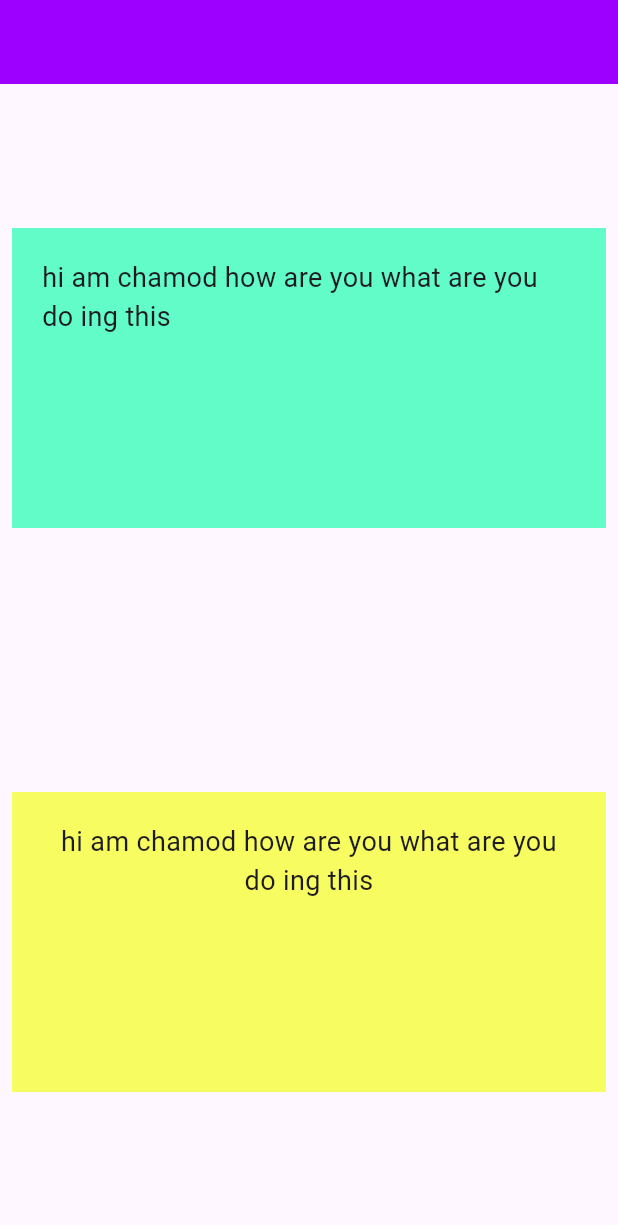
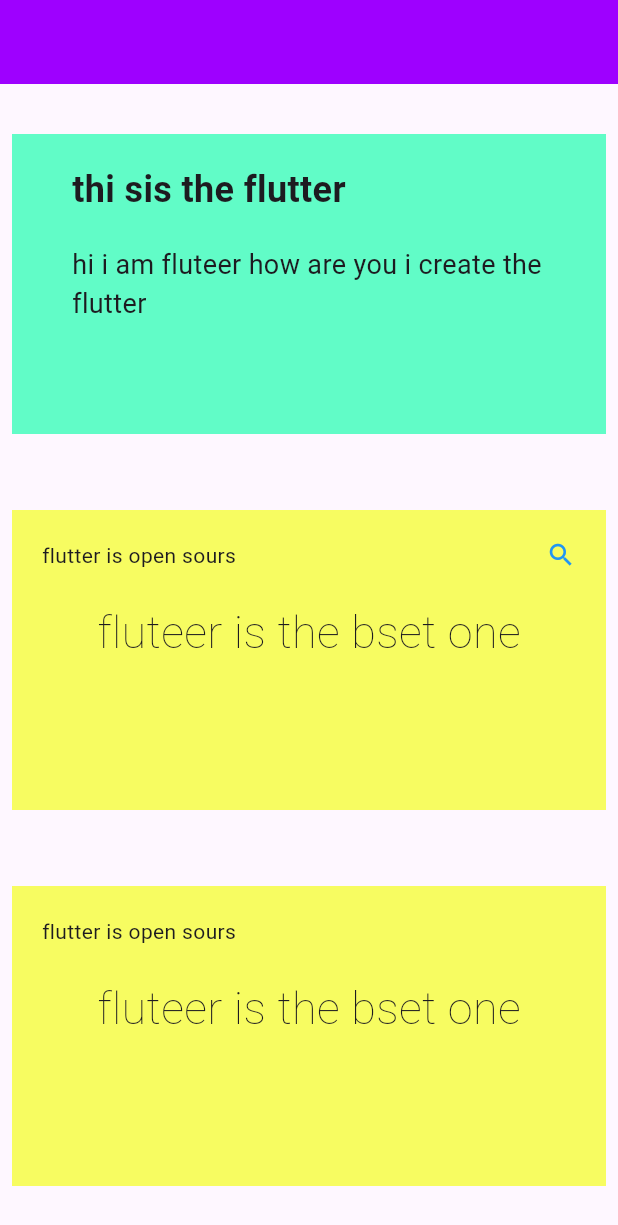
Before and after one commit to ChamodMullegama/flutter_2, a Flutter app: the screen it shows after launch, on a phone screen of 412 x 824 dp. Shown: the top 1225 px of the screen. Run offline on Flutter 3.47's test engine with Material 3 defaults, Android fonts, the light colour scheme and no system bars.

Commit message:
add 6 layout

```diff
--- a/lib/main.dart
+++ b/lib/main.dart
@@ -456,7 +456,61 @@
 
 // layout 5
 
-import 'dart:nativewrappers/_internal/vm/lib/ffi_native_type_patch.dart';
+// import 'dart:nativewrappers/_internal/vm/lib/ffi_native_type_patch.dart';
+
+// import 'package:flutter/material.dart';
+
+// void main() {
+//   runApp(myapp());
+// }
+
+// class myapp extends StatelessWidget {
+//   const myapp({super.key});
+
+//   @override
+//   Widget build(BuildContext context) {
+//     return MaterialApp(
+//       debugShowCheckedModeBanner: false,
+//       title: "flutter app",
+//       home: Scaffold(
+//         appBar: AppBar(
+//           backgroundColor: const Color(0xff9E00FF),
+//         ),
+//         body: Padding(
+//           padding: const EdgeInsets.all(8.0),
+//           child: Column(
+//             mainAxisAlignment: MainAxisAlignment.spaceAround,
+//             children: [
+//               Container(
+//                 padding: const EdgeInsets.all(20),
+//                 width: double.infinity,
+//                 height: 200,
+//                 color: const Color(0xff9e00ffa5),
+//                 child: const Text(
+//                   "hi am chamod how are you what are you do ing this",
+//                   style: TextStyle(fontSize: 18),
+//                 ),
+//               ),
+//               Container(
+//                 padding: const EdgeInsets.all(20),
+//                 width: double.infinity,
+//                 height: 200,
+//                 color: const Color.fromARGB(158, 242, 255, 0),
+//                 child: const Text(
+//                   "hi am chamod how are you what are you do ing this",
+//                   style: TextStyle(fontSize: 18),
+//                   textAlign: TextAlign.center,
+//                 ),
+//               )
+//             ],
+//           ),
+//         ),
+//       ),
+//     );
+//   }
+// }
+
+// layout 6
 
 import 'package:flutter/material.dart';
 
@@ -482,13 +536,31 @@ class myapp extends StatelessWidget {
             mainAxisAlignment: MainAxisAlignment.spaceAround,
             children: [
               Container(
-                padding: const EdgeInsets.all(20),
+                padding:
+                    const EdgeInsets.symmetric(vertical: 20, horizontal: 40),
                 width: double.infinity,
                 height: 200,
                 color: const Color(0xff9e00ffa5),
-                child: const Text(
-                  "hi am chamod how are you what are you do ing this",
-                  style: TextStyle(fontSize: 18),
+                child: const Column(
+                  crossAxisAlignment: CrossAxisAlignment.start,
+                  children: [
+                    Text(
+                      "thi sis the flutter",
+                      style: TextStyle(
+                        fontSize: 24,
+                        fontWeight: FontWeight.bold,
+                      ),
+                    ),
+                    SizedBox(
+                      height: 20,
+                    ),
+                    Text(
+                      "hi i am fluteer how are you i create the flutter",
+                      style: TextStyle(
+                        fontSize: 18,
+                      ),
+                    )
+                  ],
                 ),
               ),
               Container(
@@ -496,10 +568,52 @@ class myapp extends StatelessWidget {
                 width: double.infinity,
                 height: 200,
                 color: const Color.fromARGB(158, 242, 255, 0),
-                child: const Text(
-                  "hi am chamod how are you what are you do ing this",
-                  style: TextStyle(fontSize: 18),
-                  textAlign: TextAlign.center,
+                child: const Column(
+                  children: [
+                    Row(
+                      mainAxisAlignment: MainAxisAlignment.spaceBetween,
+                      children: [
+                        Text("flutter is open sours"),
+                        Icon(
+                          Icons.search,
+                          size: 20,
+                          color: Colors.blue,
+                        )
+                      ],
+                    ),
+                    SizedBox(
+                      height: 20,
+                    ),
+                    Text(
+                      "fluteer is the bset one",
+                      style:
+                          TextStyle(fontSize: 30, fontWeight: FontWeight.w100),
+                    )
+                  ],
+                ),
+              ),
+              Container(
+                padding: const EdgeInsets.all(20),
+                width: double.infinity,
+                height: 200,
+                color: const Color.fromARGB(158, 242, 255, 0),
+                child: const Column(
+                  children: [
+                    Row(
+                      mainAxisAlignment: MainAxisAlignment.spaceBetween,
+                      children: [
+                        Text("flutter is open sours"),
+                      ],
+                    ),
+                    SizedBox(
+                      height: 20,
+                    ),
+                    Text(
+                      "fluteer is the bset one",
+                      style:
+                          TextStyle(fontSize: 30, fontWeight: FontWeight.w100),
+                    )
+                  ],
                 ),
               )
             ],
```
